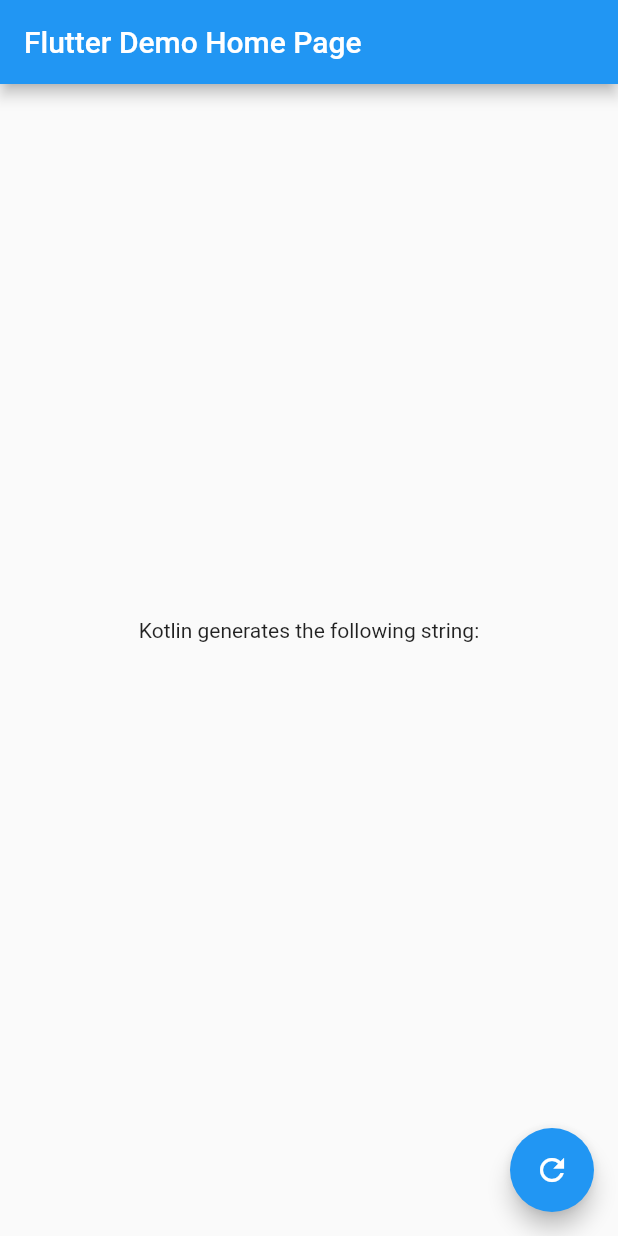
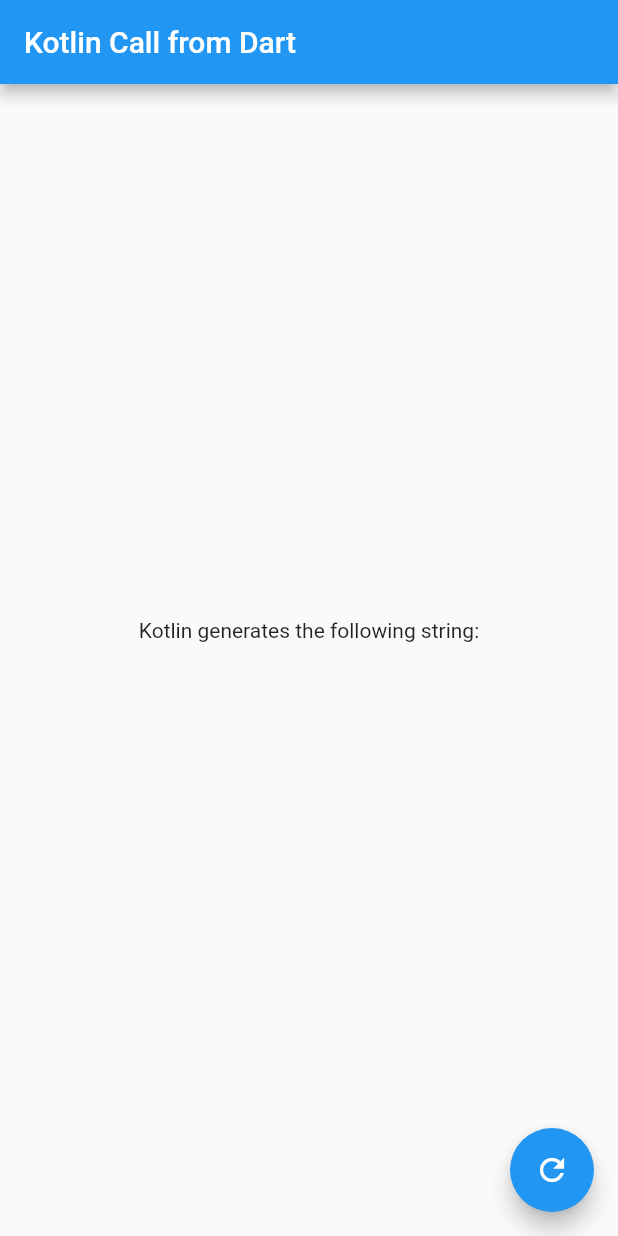
Before and after one commit to MSSohan/kotlin_call_from_flutter, a Flutter app: the screen it shows after launch, on a phone screen of 412 x 824 dp. Run offline on Flutter 3.47's test engine with Material 2 defaults, Android fonts, the phone set to English and light mode, and no system bars; our stand-ins replace printing.

Commit message:
name changed

```diff
--- a/lib/main.dart
+++ b/lib/main.dart
@@ -11,11 +11,11 @@ class MyApp extends StatelessWidget {
   @override
   Widget build(BuildContext context) {
     return MaterialApp(
-      title: 'Flutter Demo',
+      title: 'Kotlin Call from Dart',
       theme: ThemeData(
         primarySwatch: Colors.blue,
       ),
-      home: const MyHomePage(title: 'Flutter Demo Home Page'),
+      home: const MyHomePage(title: 'Kotlin Call from Dart'),
     );
   }
 }
--- a/lib/main_event.dart
+++ /dev/null
@@ -1,47 +0,0 @@
-import 'package:flutter/material.dart';
-import 'package:flutter/services.dart';
-
-void main() {
-  runApp(MyApp());
-}
-
-class MyApp extends StatefulWidget {
-  @override
-  _MyAppState createState() => _MyAppState();
-}
-
-class _MyAppState extends State<MyApp> {
-  final EventChannel _kotlinEventChannel = EventChannel('kotlin_event_channel');
-  List<dynamic> kotlinData = [];
-
-  @override
-  void initState() {
-    super.initState();
-    _kotlinEventChannel.receiveBroadcastStream().listen((data) {
-      setState(() {
-        kotlinData.add(data);
-      });
-    });
-  }
-
-  @override
-  Widget build(BuildContext context) {
-    return MaterialApp(
-      home: Scaffold(
-        appBar: AppBar(
-          title: Text('Flutter-Kotlin Example (Event Channel)'),
-        ),
-        body: Center(
-          child: Column(
-            mainAxisAlignment: MainAxisAlignment.center,
-            children: <Widget>[
-              Text('Data from Kotlin:'),
-              for (var data in kotlinData)
-                Text(data.toString()),
-            ],
-          ),
-        ),
-      ),
-    );
-  }
-}
```
